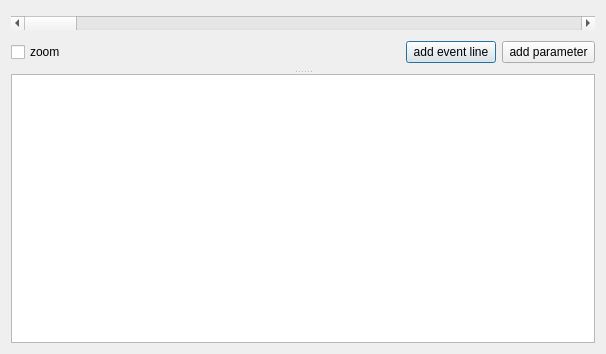
Before: the Qt Designer form Azenqos/linechart3.ui in meritechsolutions/azenqos_qgis_plugin, drawn with Qt 5.
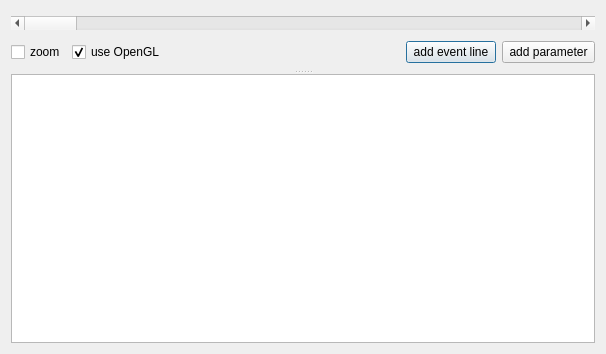
After: the same form once the commit is applied.

```diff
--- a/Azenqos/linechart3.ui
+++ b/Azenqos/linechart3.ui
@@ -40,6 +40,16 @@
            </property>
           </widget>
          </item>
+         <item>
+          <widget class="QCheckBox" name="useOpenGLCheckBox">
+           <property name="text">
+            <string>use OpenGL</string>
+           </property>
+           <property name="checked">
+            <bool>true</bool>
+           </property>
+          </widget>
+         </item>
          <item>
           <spacer name="horizontalSpacer">
            <property name="orientation">
```
